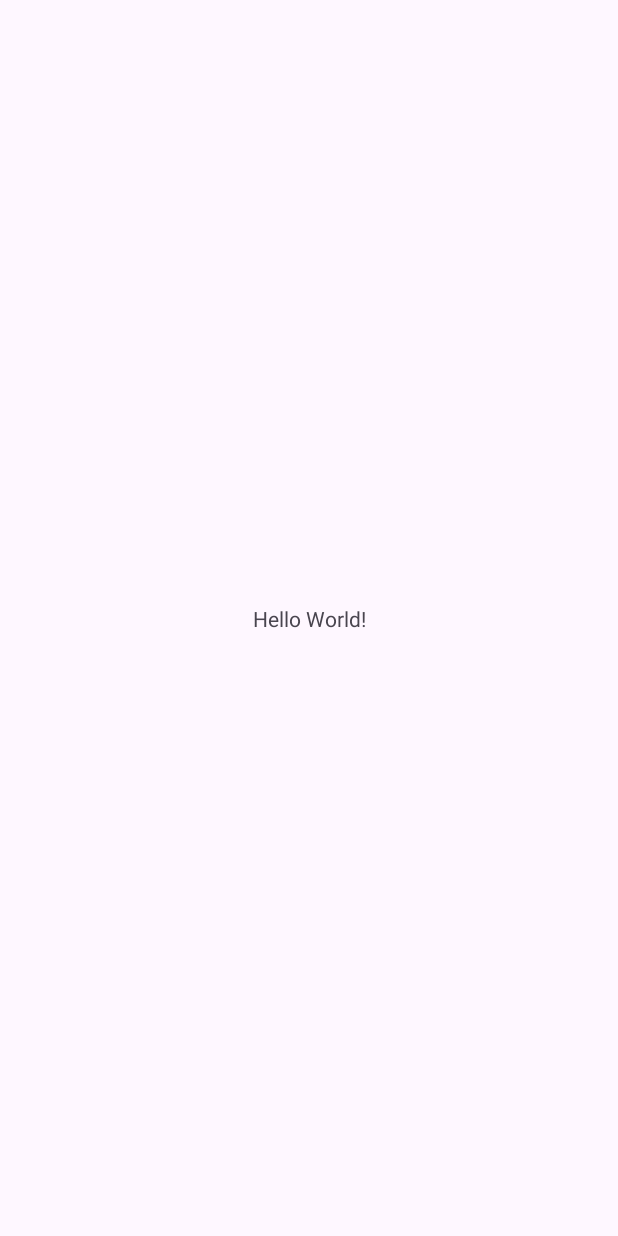
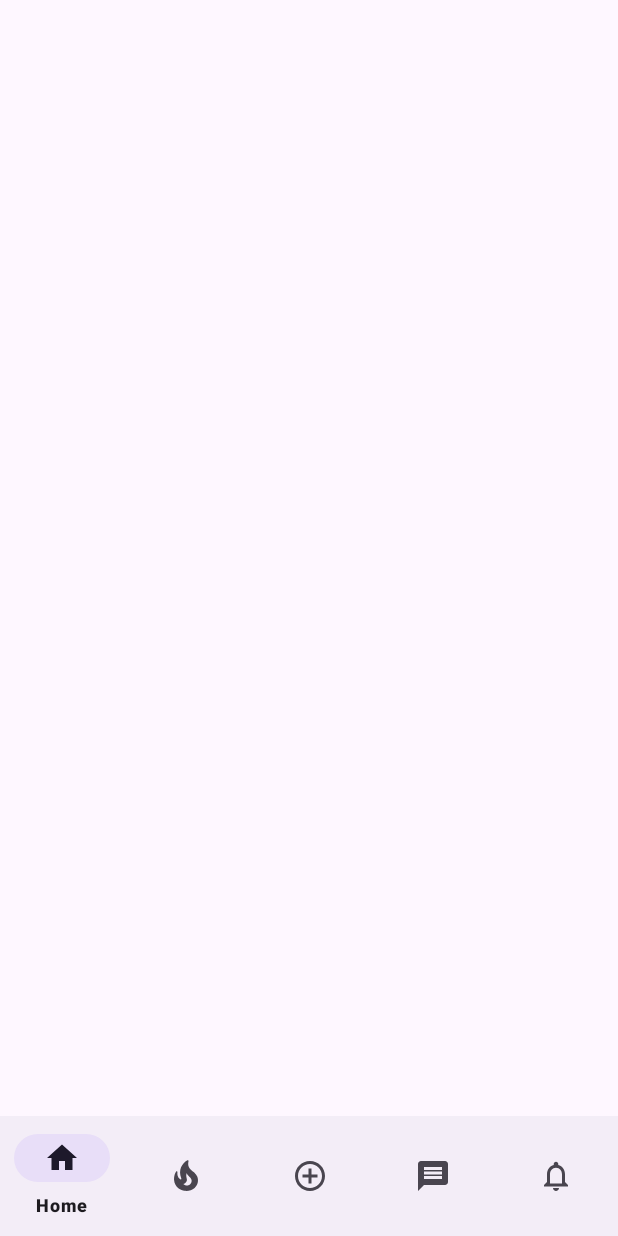
Before and after one commit to gdickmann/millennium-for-reddit, an Android app: the screen it shows after launch (MainActivity), on a phone screen of 412 x 824 dp. Before the commit the screen is almost empty. Run offline under Robolectric (Android 15) with nearby library versions, the phone set to English and light mode, and no system bars.

Commit message:
Bottom Navigation implemented while playing around with Material 3

```diff
--- /dev/null
+++ b/app/src/main/res/drawable/ic_baseline_add_circle_outline_24.xml
@@ -0,0 +1,10 @@
+<vector xmlns:android="http://schemas.android.com/apk/res/android"
+    android:width="24dp"
+    android:height="24dp"
+    android:viewportWidth="24"
+    android:viewportHeight="24"
+    android:tint="?attr/colorControlNormal">
+  <path
+      android:fillColor="@android:color/white"
+      android:pathData="M13,7h-2v4L7,11v2h4v4h2v-4h4v-2h-4L13,7zM12,2C6.48,2 2,6.48 2,12s4.48,10 10,10 10,-4.48 10,-10S17.52,2 12,2zM12,20c-4.41,0 -8,-3.59 -8,-8s3.59,-8 8,-8 8,3.59 8,8 -3.59,8 -8,8z"/>
+</vector>
--- /dev/null
+++ b/app/src/main/res/drawable/ic_baseline_message_24.xml
@@ -0,0 +1,10 @@
+<vector xmlns:android="http://schemas.android.com/apk/res/android"
+    android:width="24dp"
+    android:height="24dp"
+    android:viewportWidth="24"
+    android:viewportHeight="24"
+    android:tint="?attr/colorControlNormal">
+  <path
+      android:fillColor="@android:color/white"
+      android:pathData="M20,2L4,2c-1.1,0 -1.99,0.9 -1.99,2L2,22l4,-4h14c1.1,0 2,-0.9 2,-2L22,4c0,-1.1 -0.9,-2 -2,-2zM18,14L6,14v-2h12v2zM18,11L6,11L6,9h12v2zM18,8L6,8L6,6h12v2z"/>
+</vector>
--- /dev/null
+++ b/app/src/main/res/drawable/ic_baseline_notifications_none_24.xml
@@ -0,0 +1,10 @@
+<vector xmlns:android="http://schemas.android.com/apk/res/android"
+    android:width="24dp"
+    android:height="24dp"
+    android:viewportWidth="24"
+    android:viewportHeight="24"
+    android:tint="?attr/colorControlNormal">
+  <path
+      android:fillColor="@android:color/white"
+      android:pathData="M12,22c1.1,0 2,-0.9 2,-2h-4c0,1.1 0.9,2 2,2zM18,16v-5c0,-3.07 -1.63,-5.64 -4.5,-6.32L13.5,4c0,-0.83 -0.67,-1.5 -1.5,-1.5s-1.5,0.67 -1.5,1.5v0.68C7.64,5.36 6,7.92 6,11v5l-2,2v1h16v-1l-2,-2zM16,17L8,17v-6c0,-2.48 1.51,-4.5 4,-4.5s4,2.02 4,4.5v6z"/>
+</vector>
--- a/app/src/main/res/layout/activity_main.xml
+++ b/app/src/main/res/layout/activity_main.xml
@@ -6,13 +6,19 @@
     android:layout_height="match_parent"
     tools:context=".MainActivity">
 
-    <TextView
-        android:layout_width="wrap_content"
+    <LinearLayout
+        android:layout_width="match_parent"
         android:layout_height="wrap_content"
-        android:text="Hello World!"
         app:layout_constraintBottom_toBottomOf="parent"
-        app:layout_constraintLeft_toLeftOf="parent"
-        app:layout_constraintRight_toRightOf="parent"
-        app:layout_constraintTop_toTopOf="parent" />
+        app:layout_constraintEnd_toEndOf="parent"
+        app:layout_constraintStart_toStartOf="parent">
+
+        <com.google.android.material.bottomnavigation.BottomNavigationView
+            android:id="@+id/bottom_navigation"
+            android:layout_width="match_parent"
+            android:layout_height="wrap_content"
+            app:menu="@menu/bottom_navigation_menu" />
+
+    </LinearLayout>
 
 </androidx.constraintlayout.widget.ConstraintLayout>
--- a/app/src/main/res/menu/bottom_navigation_menu.xml
+++ b/app/src/main/res/menu/bottom_navigation_menu.xml
@@ -1,4 +1,33 @@
 <?xml version="1.0" encoding="utf-8"?>
 <menu xmlns:android="http://schemas.android.com/apk/res/android">
 
+    <item
+        android:id="@+id/page_1"
+        android:enabled="true"
+        android:icon="@drawable/ic_baseline_home_24"
+        android:title="@string/home"/>
+    <item
+        android:id="@+id/page_2"
+        android:enabled="true"
+        android:icon="@drawable/ic_baseline_local_fire_department_24"
+        android:title="@string/hot"/>
+
+    <item
+        android:id="@+id/page_3"
+        android:enabled="true"
+        android:icon="@drawable/ic_baseline_add_circle_outline_24"
+        android:title="@string/add"/>
+
+    <item
+        android:id="@+id/page_4"
+        android:enabled="true"
+        android:icon="@drawable/ic_baseline_message_24"
+        android:title="@string/messages"/>
+
+    <item
+        android:id="@+id/page_5"
+        android:enabled="true"
+        android:icon="@drawable/ic_baseline_notifications_none_24"
+        android:title="@string/notifications"/>
+
 </menu>
--- a/app/src/main/res/values/strings.xml
+++ b/app/src/main/res/values/strings.xml
@@ -1,3 +1,8 @@
 <resources>
     <string name="app_name">Millennium for Reddit</string>
+    <string name="home">Home</string>
+    <string name="hot">Hot</string>
+    <string name="add">Post</string>
+    <string name="notifications">Notifications</string>
+    <string name="messages">Inbox</string>
 </resources>
```
